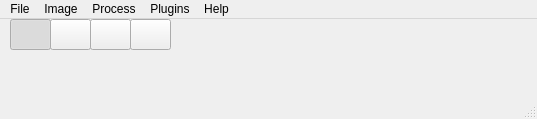
flika-org/flika, file gui/main.ui: the form before one commit.
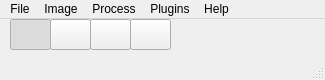
The form after the commit. Icons and pictures are not drawn.

Commit message: fixed export of mp4

```diff
--- a/gui/main.ui
+++ b/gui/main.ui
@@ -6,10 +6,16 @@
    <rect>
     <x>0</x>
     <y>0</y>
-    <width>537</width>
-    <height>119</height>
+    <width>325</width>
+    <height>80</height>
    </rect>
   </property>
+  <property name="sizePolicy">
+   <sizepolicy hsizetype="Fixed" vsizetype="Fixed">
+    <horstretch>0</horstretch>
+    <verstretch>0</verstretch>
+   </sizepolicy>
+  </property>
   <property name="windowTitle">
    <string>Flika</string>
   </property>
@@ -133,7 +139,7 @@
     <rect>
      <x>0</x>
      <y>0</y>
-     <width>537</width>
+     <width>325</width>
      <height>21</height>
     </rect>
    </property>
```
The commit also changes 2 other files.
